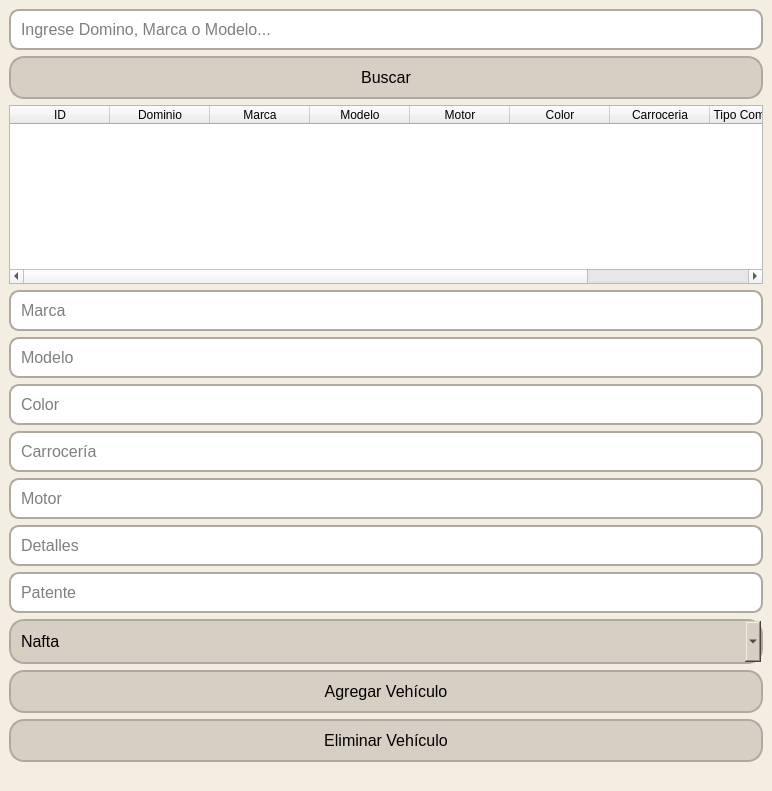
Above: src/gui/vehiculos.ui from GabrielTrejo1/Prueba before the change. Below: the same form after it.
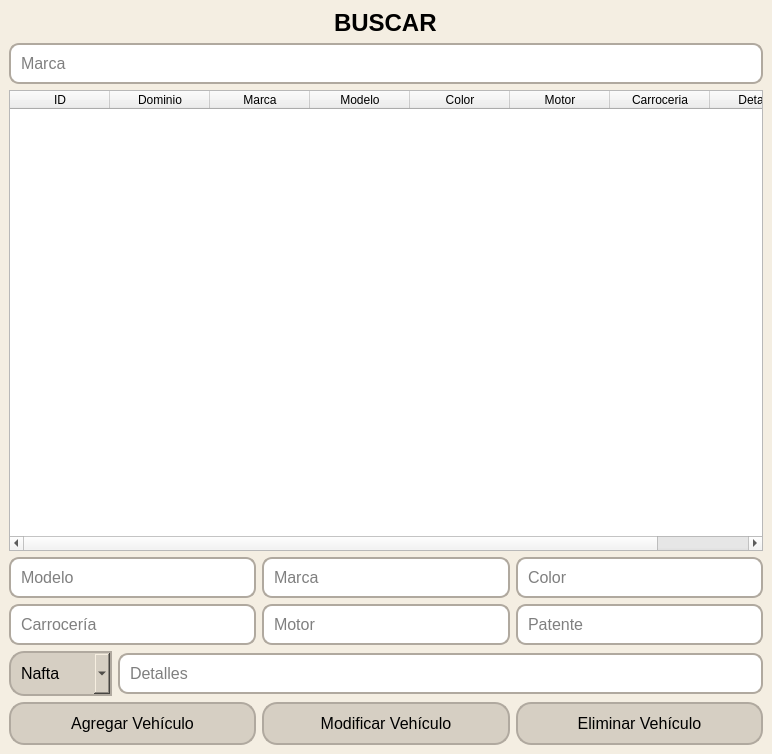
That is the form after the change.

Diff of the .ui file:
```diff
--- a/src/gui/vehiculos.ui
+++ b/src/gui/vehiculos.ui
@@ -7,7 +7,7 @@
     <x>0</x>
     <y>0</y>
     <width>772</width>
-    <height>791</height>
+    <height>754</height>
    </rect>
   </property>
   <property name="font">
@@ -20,13 +20,13 @@
   </property>
   <property name="styleSheet">
    <string notr="true">QMainWindow{
-background-color:#f4eee2
+background-color:#f4eee2;
 }
     QPushButton {
-        background-color: #d6cfc3; /* Nuevo color de fondo del botón */
-        border: 2px solid #b0a99f; /* Color y grosor del borde */
-        border-radius: 15px; /* Bordes redondeados */
-        padding: 10px; /* Espaciado interno */
+        background-color: #d6cfc3;
+        border: 2px solid #b0a99f;
+        border-radius: 15px;
+        padding: 10px;
     }
 
     QPushButton:hover {
@@ -34,57 +34,78 @@
     }
 
     QLineEdit {
-        background-color: #ffffff; /* Color de fondo del QLineEdit */
-        border: 2px solid #b0a99f; /* Borde del QLineEdit */
-        border-radius: 10px; /* Bordes redondeados */
-        padding: 8px; /* Espaciado interno */
+        background-color: #ffffff;
+        border: 2px solid #b0a99f;
+        border-radius: 10px;
+        padding: 8px;
     }
 
     QComboBox {
-             background-color: #d6cfc3; /* Nuevo color de fondo del botón */
-        border: 2px solid #b0a99f; /* Color y grosor del borde */
-        border-radius: 15px; /* Bordes redondeados */
-        padding: 10px; /* Espaciado interno */
+        background-color: #d6cfc3;
+        border: 2px solid #b0a99f;
+		border-top-left-radius: 15px;
+		border-top-right-radius: 0px;
+		border-bottom-left-radius: 15px;
+		border-bottom-right-radius: 0px;
+		padding: 10px;
     }</string>
   </property>
   <widget class="QWidget" name="centralwidget">
-   <property name="styleSheet">
-    <string notr="true">Qwidget{
-background-color:#f4eee2
-}</string>
-   </property>
-   <layout class="QVBoxLayout" name="verticalLayout">
+   <layout class="QVBoxLayout" name="mainLayout">
+    <item alignment="Qt::AlignHCenter">
+     <widget class="QLabel" name="buscar">
+      <property name="font">
+       <font>
+        <pointsize>18</pointsize>
+        <weight>75</weight>
+        <bold>true</bold>
+       </font>
+      </property>
+      <property name="text">
+       <string>BUSCAR</string>
+      </property>
+     </widget>
+    </item>
     <item>
      <widget class="QLineEdit" name="txtBuscar">
       <property name="font">
        <font>
         <pointsize>12</pointsize>
+        <weight>50</weight>
+        <bold>false</bold>
        </font>
       </property>
-      <property name="text">
-       <string/>
-      </property>
       <property name="placeholderText">
-       <string>Ingrese Domino, Marca o Modelo...</string>
-      </property>
-     </widget>
-    </item>
-    <item>
-     <widget class="QPushButton" name="btnBuscar">
-      <property name="font">
-       <font>
-        <pointsize>12</pointsize>
-       </font>
-      </property>
-      <property name="text">
-       <string>Buscar</string>
+       <string>Marca</string>
       </property>
      </widget>
     </item>
     <item>
      <widget class="QTableWidget" name="tblVehiculos">
+      <property name="minimumSize">
+       <size>
+        <width>0</width>
+        <height>120</height>
+       </size>
+      </property>
+      <property name="font">
+       <font>
+        <pointsize>12</pointsize>
+        <weight>50</weight>
+        <bold>false</bold>
+       </font>
+      </property>
+      <property name="editTriggers">
+       <set>QAbstractItemView::NoEditTriggers</set>
+      </property>
+      <property name="selectionMode">
+       <enum>QAbstractItemView::ExtendedSelection</enum>
+      </property>
+      <property name="selectionBehavior">
+       <enum>QAbstractItemView::SelectRows</enum>
+      </property>
       <property name="columnCount">
-       <number>9</number>
+       <number>8</number>
       </property>
       <property name="horizontalHeaderLabels" stdset="0">
        <stringlist>
@@ -96,6 +117,9 @@
         <string>Combustible</string>
        </stringlist>
       </property>
+      <attribute name="verticalHeaderVisible">
+       <bool>false</bool>
+      </attribute>
       <column>
        <property name="text">
         <string>ID</string>
@@ -118,12 +142,12 @@
       </column>
       <column>
        <property name="text">
-        <string>Motor</string>
+        <string>Color</string>
        </property>
       </column>
       <column>
        <property name="text">
-        <string>Color</string>
+        <string>Motor</string>
        </property>
       </column>
       <column>
@@ -131,11 +155,6 @@
         <string>Carroceria</string>
        </property>
       </column>
-      <column>
-       <property name="text">
-        <string>Tipo Combustible</string>
-       </property>
-      </column>
       <column>
        <property name="text">
         <string>Detalles</string>
@@ -144,22 +163,14 @@
      </widget>
     </item>
     <item>
-     <widget class="QLineEdit" name="txtMarcaAdd">
-      <property name="font">
-       <font>
-        <pointsize>12</pointsize>
-       </font>
-      </property>
-      <property name="placeholderText">
-       <string>Marca</string>
-      </property>
-     </widget>
-    </item>
+     <layout class="QHBoxLayout">
     <item>
      <widget class="QLineEdit" name="txtModeloAdd">
       <property name="font">
        <font>
         <pointsize>12</pointsize>
+          <weight>50</weight>
+          <bold>false</bold>
        </font>
       </property>
       <property name="placeholderText">
@@ -167,11 +178,27 @@
       </property>
      </widget>
     </item>
+      <item>
+       <widget class="QLineEdit" name="txtMarcaAdd">
+        <property name="font">
+         <font>
+          <pointsize>12</pointsize>
+          <weight>50</weight>
+          <bold>false</bold>
+         </font>
+        </property>
+        <property name="placeholderText">
+         <string>Marca</string>
+        </property>
+       </widget>
+      </item>
     <item>
      <widget class="QLineEdit" name="txtColor">
       <property name="font">
        <font>
         <pointsize>12</pointsize>
+          <weight>50</weight>
+          <bold>false</bold>
        </font>
       </property>
       <property name="placeholderText">
@@ -179,11 +206,17 @@
       </property>
      </widget>
     </item>
+     </layout>
+    </item>
+    <item>
+     <layout class="QHBoxLayout">
     <item>
      <widget class="QLineEdit" name="txtCarroceria">
       <property name="font">
        <font>
         <pointsize>12</pointsize>
+          <weight>50</weight>
+          <bold>false</bold>
        </font>
       </property>
       <property name="placeholderText">
@@ -196,6 +229,8 @@
       <property name="font">
        <font>
         <pointsize>12</pointsize>
+          <weight>50</weight>
+          <bold>false</bold>
        </font>
       </property>
       <property name="placeholderText">
@@ -203,23 +238,13 @@
       </property>
      </widget>
     </item>
-    <item>
-     <widget class="QLineEdit" name="txtDetalles">
-      <property name="font">
-       <font>
-        <pointsize>12</pointsize>
-       </font>
-      </property>
-      <property name="placeholderText">
-       <string>Detalles</string>
-      </property>
-     </widget>
-    </item>
     <item>
      <widget class="QLineEdit" name="txtPatente">
       <property name="font">
        <font>
         <pointsize>12</pointsize>
+          <weight>50</weight>
+          <bold>false</bold>
        </font>
       </property>
       <property name="placeholderText">
@@ -227,19 +252,19 @@
       </property>
      </widget>
     </item>
+     </layout>
+    </item>
+    <item>
+     <layout class="QHBoxLayout">
     <item>
      <widget class="QComboBox" name="cmbCombustible">
       <property name="font">
        <font>
         <pointsize>12</pointsize>
-       </font>
-      </property>
-      <property name="styleSheet">
-       <string notr="true"/>
-      </property>
-      <property name="currentText">
-       <string>Nafta</string>
-      </property>
+          <weight>50</weight>
+          <bold>false</bold>
+         </font>
+        </property>
       <item>
        <property name="text">
         <string>Nafta</string>
@@ -258,10 +283,30 @@
      </widget>
     </item>
     <item>
+       <widget class="QLineEdit" name="txtDetalles">
+        <property name="font">
+         <font>
+          <pointsize>12</pointsize>
+          <weight>50</weight>
+          <bold>false</bold>
+         </font>
+        </property>
+        <property name="placeholderText">
+         <string>Detalles</string>
+        </property>
+       </widget>
+      </item>
+     </layout>
+    </item>
+    <item>
+     <layout class="QHBoxLayout">
+      <item>
      <widget class="QPushButton" name="btnAgregar">
       <property name="font">
        <font>
         <pointsize>12</pointsize>
+          <weight>50</weight>
+          <bold>false</bold>
        </font>
       </property>
       <property name="text">
@@ -269,11 +314,27 @@
       </property>
      </widget>
     </item>
+      <item>
+       <widget class="QPushButton" name="btnModificar">
+        <property name="font">
+         <font>
+          <pointsize>12</pointsize>
+          <weight>50</weight>
+          <bold>false</bold>
+         </font>
+        </property>
+        <property name="text">
+         <string>Modificar Vehículo</string>
+        </property>
+       </widget>
+      </item>
     <item>
      <widget class="QPushButton" name="btnEliminar">
       <property name="font">
        <font>
         <pointsize>12</pointsize>
+          <weight>50</weight>
+          <bold>false</bold>
        </font>
       </property>
       <property name="text">
@@ -281,12 +342,7 @@
       </property>
      </widget>
     </item>
-    <item>
-     <widget class="QLabel" name="lblMensaje">
-      <property name="text">
-       <string/>
-      </property>
-     </widget>
+     </layout>
     </item>
    </layout>
   </widget>
```
Left out of the diff: 2 changed lines with no effect on the pictures. Lines whose indentation alone changed are shown as unchanged.
